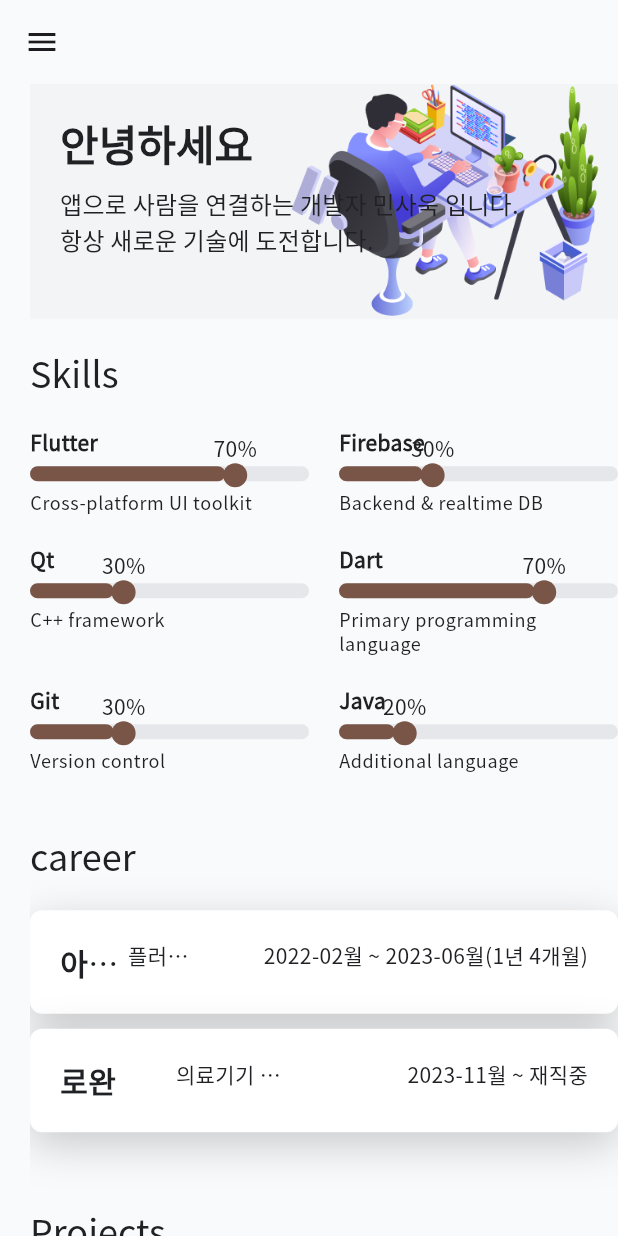
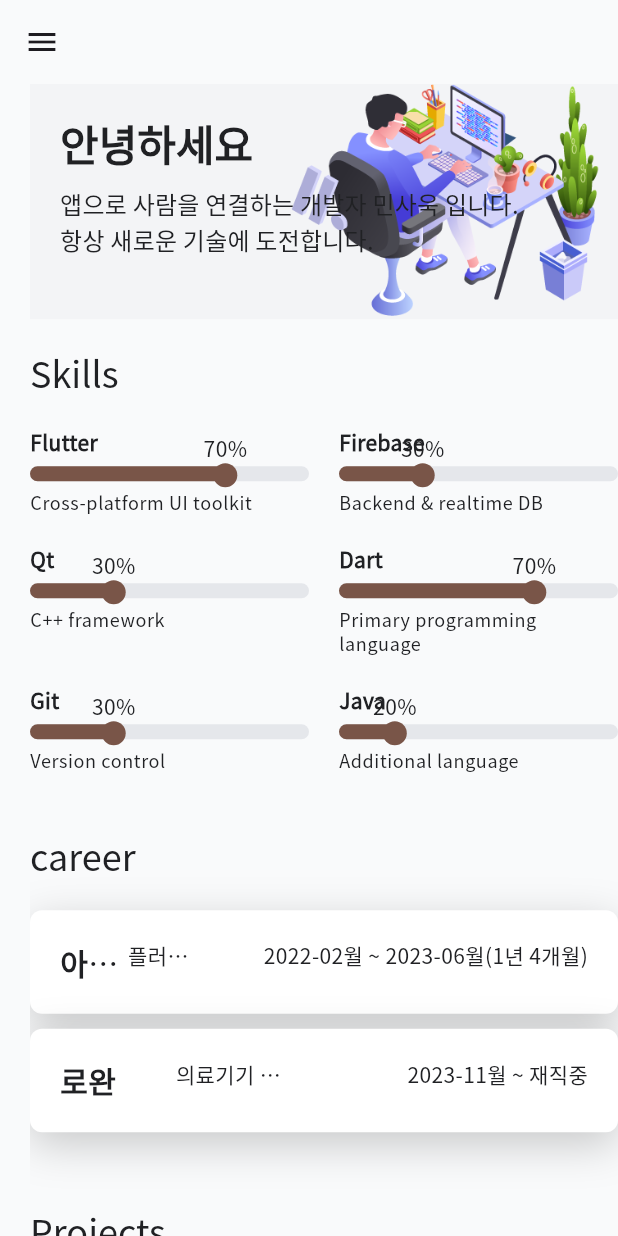
Before and after one commit to minsawook/web_portfolio, a Flutter app: the screen it shows after launch, on a phone screen of 412 x 824 dp. Run offline on Flutter 3.47's test engine with Material 3 defaults, Android fonts, the phone set to English and light mode, and no system bars; drawn by our look-alikes of animated_text_kit; our stand-ins replace flutter_svg, google_fonts; network calls fail.

Commit message:
Align skill thumb with bar end

```diff
--- a/lib/screens/home/components/skill_section.dart
+++ b/lib/screens/home/components/skill_section.dart
@@ -79,11 +79,17 @@ class _SkillBar extends StatelessWidget {
                   ),
                 ),
                 Positioned(
-                  left: progressWidth - 8,
                   top: -22,
+                  left: progressWidth,
+                  child: FractionalTranslation(
+                    translation: const Offset(-0.5, 0),
                     child: Column(
+                      mainAxisSize: MainAxisSize.min,
                       children: [
-                      Text('${(skill.level * 100).round()}%'),
+                        Text(
+                          '${(skill.level * 100).round()}%',
+                          textAlign: TextAlign.center,
+                        ),
                         Container(
                           width: 16,
                           height: 16,
@@ -93,6 +99,7 @@ class _SkillBar extends StatelessWidget {
                           ),
                         ),
                       ],
+                    ),
                   ),
                 ),
               ],
```
Lines whose indentation alone changed are shown as unchanged.
